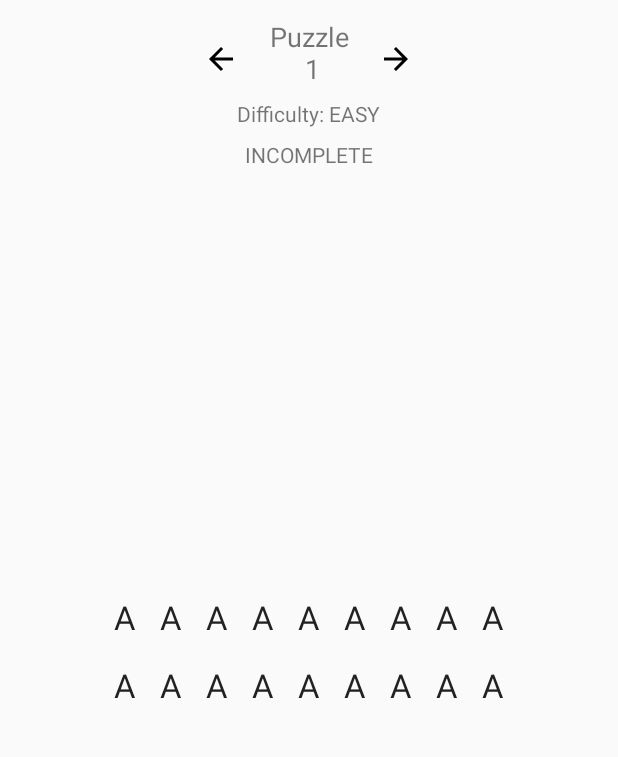
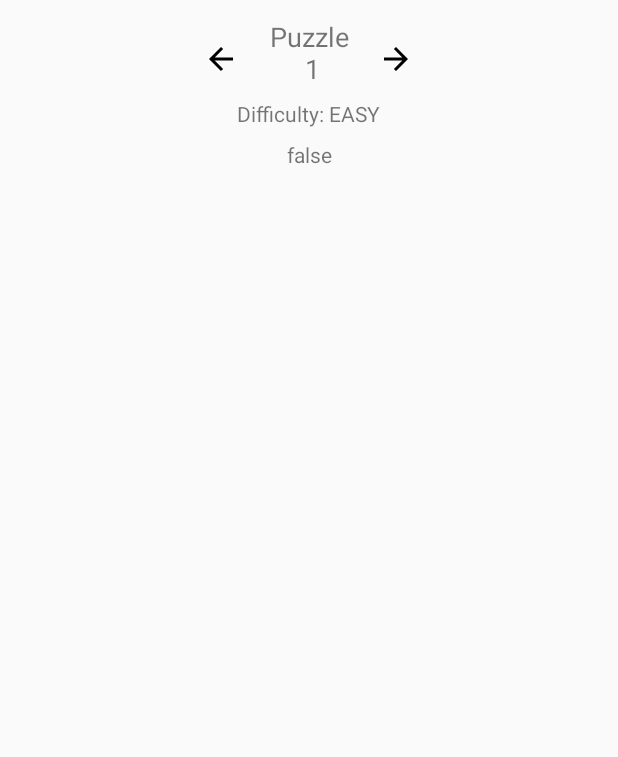
Before and after one commit to veyga/Shinro, an Android app: the screen it shows after launch (MainActivity), on a phone screen of 412 x 824 dp, the part 79-836 px from its top. Run offline under Robolectric (Android 15) with nearby library versions, the phone set to English and light mode, and no system bars; our stand-ins replace data binding.

Commit message:
solvedstatus raw boolean string

```diff
--- a/app/src/main/AndroidManifest.xml
+++ b/app/src/main/AndroidManifest.xml
@@ -9,7 +9,7 @@
         android:roundIcon="@mipmap/ic_launcher_round"
         android:supportsRtl="true"
         android:theme="@style/AppTheme">
-        <activity android:name=".MainActivity">
+        <activity android:name=".ui.MainActivity">
             <intent-filter>
                 <action android:name="android.intent.action.MAIN" />
 
--- a/app/src/main/java/io/astefanich/shinro/domain/Models.kt
+++ b/app/src/main/java/io/astefanich/shinro/domain/Models.kt
@@ -11,5 +11,5 @@ data class Board(
     val boardNum: Int,
     val difficulty: Difficulty,
     val cells: Array<Array<Cell>>,
-    var isSolved: Boolean = false
+    var completed: Boolean = false
 )
--- a/app/src/main/java/io/astefanich/shinro/MainActivity.kt
+++ b/app/src/main/java/io/astefanich/shinro/ui/MainActivity.kt
@@ -1,7 +1,8 @@
-package io.astefanich.shinro
+package io.astefanich.shinro.ui
 
 import androidx.appcompat.app.AppCompatActivity
 import android.os.Bundle
+import io.astefanich.shinro.R
 
 class MainActivity : AppCompatActivity() {
 
--- a/app/src/main/java/io/astefanich/shinro/ui/game/GameFragment.kt
+++ b/app/src/main/java/io/astefanich/shinro/ui/game/GameFragment.kt
@@ -28,7 +28,7 @@ class GameFragment : Fragment() {
 
         binding= DataBindingUtil.inflate(inflater,R.layout.game_fragment,container,false)
         viewModel = ViewModelProviders.of(this).get(GameViewModel::class.java)
-        binding.viewModel = viewModel
+        binding.vm = viewModel
         binding.setLifecycleOwner(this)
         return binding.root
     }
--- a/app/src/main/java/io/astefanich/shinro/ui/game/GameViewModel.kt
+++ b/app/src/main/java/io/astefanich/shinro/ui/game/GameViewModel.kt
@@ -18,7 +18,13 @@ class GameViewModel : ViewModel() {
         get() = _board
 
 
-    fun solvedStateStr(): String = if (_board.value!!.isSolved) "COMPLETE" else "INCOMPLETE"
+    //caching the completion status of the puzzle
+    private val _solvedState = MutableLiveData<String>()
+    val solvedState: LiveData<String>
+        get() = _solvedState
+//        get() = if (_board.value!!.isSolved) "COMPLETE" else "INCOMPLETE"
+
+//    fun solvedStateStr(): String = if (_board.value!!.isSolved) "COMPLETE" else "INCOMPLETE"
 
     init {
         _marblesRemaining.value = 10
--- /dev/null
+++ b/app/src/main/java/io/astefanich/shinro/util/BindingAdapters.kt
@@ -0,0 +1,11 @@
+package io.astefanich.shinro.util
+
+import android.view.View
+import androidx.databinding.BindingAdapter
+import androidx.databinding.BindingConversion
+
+//@BindingConversion
+//internal fun solvedStatus(status: Boolean) = if (status) "COMPLETE" else "INCOMPLETE"
+
+@BindingAdapter("solvedStatus")
+fun setText(view: View, status: Boolean): String = if (status) "COMPLETE" else "INCOMPLETE"
--- a/app/src/main/res/layout/activity_main.xml
+++ b/app/src/main/res/layout/activity_main.xml
@@ -4,7 +4,7 @@
     xmlns:tools="http://schemas.android.com/tools"
     android:layout_width="match_parent"
     android:layout_height="match_parent"
-    tools:context=".MainActivity">
+    tools:context=".ui.MainActivity">
 
     <fragment
         android:id="@+id/nav_host_fragment"
--- a/app/src/main/res/layout/board.xml
+++ b/app/src/main/res/layout/board.xml
@@ -11,7 +11,7 @@
         android:layout_row="0"
         android:layout_column="0"
         android:padding="8dp"
-        android:text="A"
+        android:text="@{vm.board.difficulty}"
         android:textAppearance="?android:attr/textAppearanceLarge" />
 
     <TextView
--- a/app/src/main/res/layout/game_fragment.xml
+++ b/app/src/main/res/layout/game_fragment.xml
@@ -7,7 +7,7 @@
     <data>
 
         <variable
-            name="viewModel"
+            name="vm"
             type="io.astefanich.shinro.ui.game.GameViewModel" />
     </data>
 
@@ -34,25 +34,13 @@
             android:layout_width="wrap_content"
             android:layout_height="wrap_content"
             android:layout_marginTop="12dp"
-            android:text="@{@string/board_num_fmt(viewModel.board.boardNum)}"
+            android:text="@{@string/board_num_fmt(vm.board.boardNum)}"
             android:textAlignment="center"
             android:textSize="18sp"
             app:layout_constraintEnd_toEndOf="parent"
             app:layout_constraintStart_toStartOf="parent"
             app:layout_constraintTop_toBottomOf="@+id/title_text"
             tools:text="@string/board_num_fmt" />
-
-        <TextView
-            android:id="@+id/difficulty"
-            android:layout_width="wrap_content"
-            android:layout_height="wrap_content"
-            android:layout_marginTop="8dp"
-            android:text="@{@string/difficulty_fmt(viewModel.board.difficulty)}"
-            app:layout_constraintEnd_toEndOf="parent"
-            app:layout_constraintHorizontal_bias="0.498"
-            app:layout_constraintStart_toStartOf="parent"
-            app:layout_constraintTop_toBottomOf="@+id/board_number"
-            tools:text="@{@string/difficulty_fmt(viewModel.board.difficulty)}" />
 
         <ImageView
             android:id="@+id/previous_arrow"
@@ -76,18 +64,31 @@
             app:layout_constraintStart_toEndOf="@+id/board_number"
             app:layout_constraintTop_toTopOf="parent" />
 
-
         <TextView
-            android:id="@+id/completion_status"
+            android:id="@+id/difficulty"
             android:layout_width="wrap_content"
             android:layout_height="wrap_content"
             android:layout_marginTop="8dp"
-            android:text="@{viewModel.solvedStateStr()}"
+            android:text="@{@string/difficulty_fmt(vm.board.difficulty)}"
+            app:layout_constraintEnd_toEndOf="parent"
+            app:layout_constraintHorizontal_bias="0.498"
+            app:layout_constraintStart_toStartOf="parent"
+            app:layout_constraintTop_toBottomOf="@+id/board_number"
+            tools:text="DIFFICULTY" />
+
+
+        <TextView
+            android:id="@+id/solved_status"
+            android:layout_width="wrap_content"
+            android:layout_height="wrap_content"
+            android:layout_marginTop="8dp"
+            android:text="@{String.valueOf(vm.board.completed)}"
             app:layout_constraintEnd_toEndOf="parent"
             app:layout_constraintStart_toStartOf="parent"
             app:layout_constraintTop_toBottomOf="@+id/difficulty"
-            tools:text="@{viewModel.solvedStateStr()}" />
+            tools:text="INCOMPLETE" />
 
+        <!--            app:solvedStatus="@{vm.board.completed}"-->
         <TextView
             android:id="@+id/clear_board"
             android:layout_width="wrap_content"
@@ -119,23 +120,23 @@
             android:layout_height="wrap_content"
             android:layout_marginTop="16dp"
             android:layout_marginEnd="16dp"
-            android:text="@{@string/marbles_remaining_fmt(viewModel.marblesRemaining)}"
+            android:text="@{@string/marbles_remaining_fmt(vm.marblesRemaining)}"
             android:textAlignment="center"
             android:textSize="10sp"
             app:layout_constraintEnd_toEndOf="parent"
             app:layout_constraintTop_toTopOf="parent"
             tools:text="@string/marbles_remaining_fmt" />
 
-        <include
-            android:id="@+id/board"
-            layout="@layout/board"
-            android:layout_width="wrap_content"
-            android:layout_height="wrap_content"
-            android:layout_marginBottom="16dp"
-            app:layout_constraintBottom_toBottomOf="parent"
-            app:layout_constraintEnd_toEndOf="parent"
-            app:layout_constraintStart_toStartOf="parent"
-            app:layout_constraintTop_toBottomOf="@+id/completion_status" />
+<!--        <include-->
+<!--            android:id="@+id/board"-->
+<!--            layout="@layout/board"-->
+<!--            android:layout_width="wrap_content"-->
+<!--            android:layout_height="wrap_content"-->
+<!--            android:layout_marginBottom="16dp"-->
+<!--            app:layout_constraintBottom_toBottomOf="parent"-->
+<!--            app:layout_constraintEnd_toEndOf="parent"-->
+<!--            app:layout_constraintStart_toStartOf="parent"-->
+<!--            app:layout_constraintTop_toBottomOf="@+id/completion_status" />-->
     </androidx.constraintlayout.widget.ConstraintLayout>
 
 </layout>
--- a/app/src/main/res/values/strings.xml
+++ b/app/src/main/res/values/strings.xml
@@ -3,6 +3,7 @@
     <string name="clear">Clear</string>
     <string name="undo">Undo</string>
     <string name="board_num_fmt">Puzzle\n  %d</string>
+    <string name="completed_fmt">%s</string>
     <string name="difficulty_fmt">Difficulty: %s</string>
     <string name="marbles_remaining_fmt">Remaining:\n%d</string>
 </resources>
```
